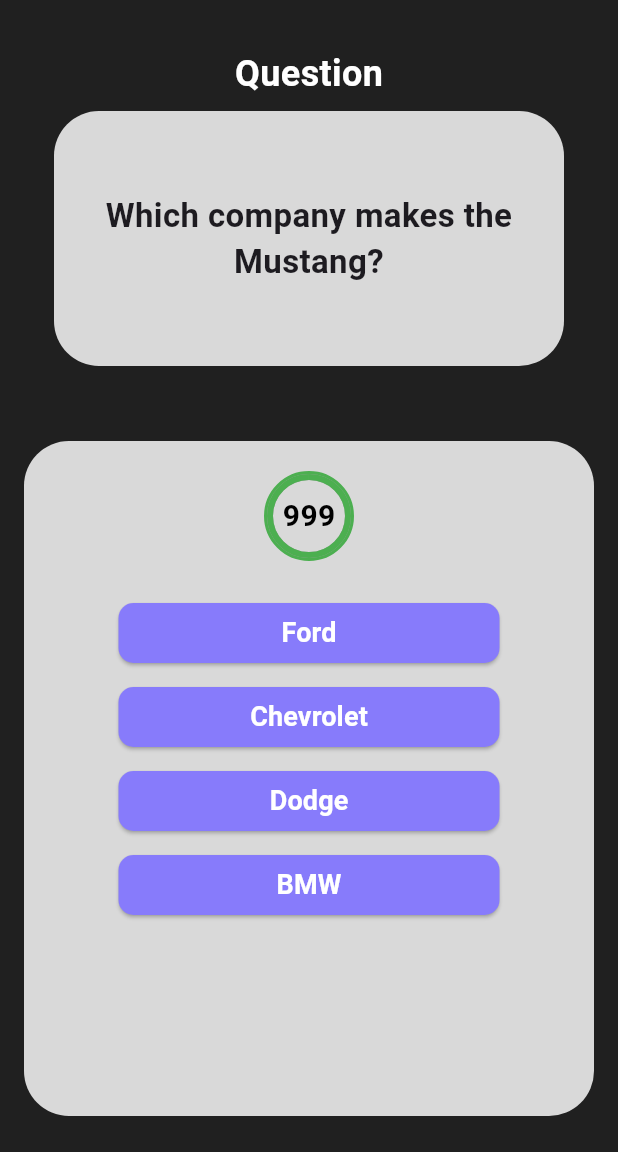
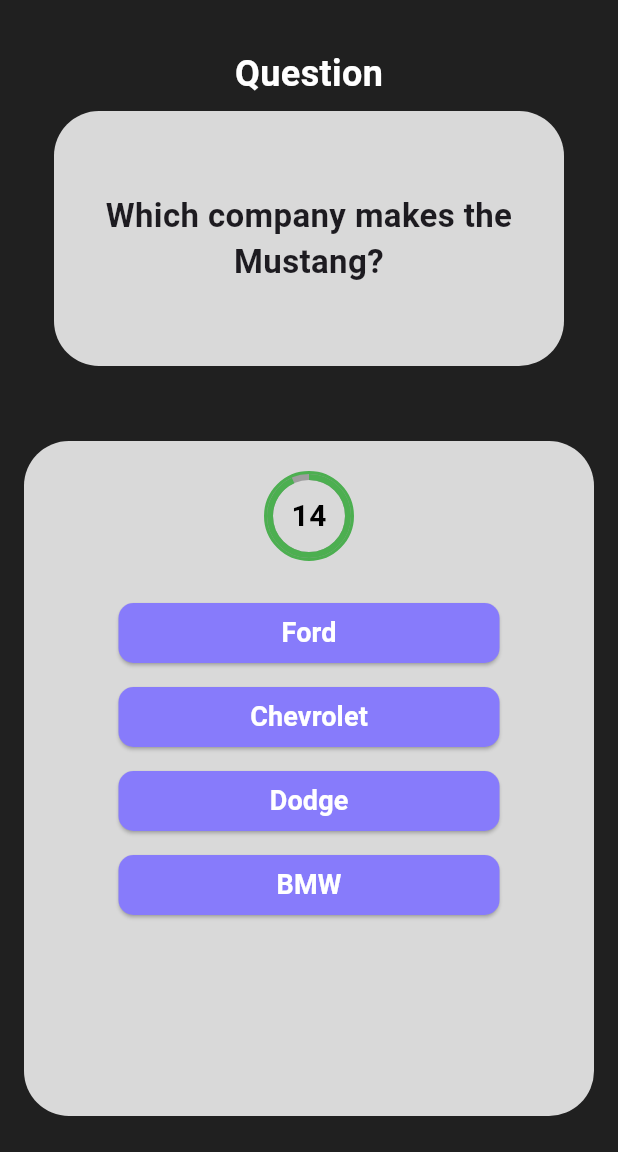
Before and after one commit to jasalhamsak/Quiz-App, a Flutter app: the screen it shows after launch, after a tap on "Cars", on a phone screen of 412 x 824 dp, the part 84-1236 px from its top. Run offline on Flutter 3.47's test engine with Material 3 defaults, Android fonts, the light colour scheme and no system bars; our stand-ins replace confetti.

Commit message:
second Commit

```diff
--- a/lib/Presentation/Quiz Page/Components/questions_data.dart
+++ b/lib/Presentation/Quiz Page/Components/questions_data.dart
@@ -9,6 +9,51 @@
       'question': 'Which country produces Ferrari?',
       'options': ['USA', 'Germany', 'Italy', 'France'],
       'answer': 'Italy'
+    },
+    {
+      'question': 'What is the luxury brand of Toyota?',
+      'options': ['Acura', 'Lexus', 'Infiniti', 'Genesis'],
+      'answer': 'Lexus'
+    },
+    {
+      'question': 'Which car company makes the Civic?',
+      'options': ['Toyota', 'Honda', 'Nissan', 'Mazda'],
+      'answer': 'Honda'
+    },
+    {
+      'question': 'What does "SUV" stand for?',
+      'options': [
+        'Super Utility Vehicle',
+        'Sport Utility Vehicle',
+        'Small Urban Van',
+        'Speed Ultimate Vehicle'
+      ],
+      'answer': 'Sport Utility Vehicle'
+    },
+    {
+      'question': 'Which German brand has the three-pointed star logo?',
+      'options': ['BMW', 'Mercedes-Benz', 'Audi', 'Porsche'],
+      'answer': 'Mercedes-Benz'
+    },
+    {
+      'question': 'What is the best-selling car of all time?',
+      'options': ['Toyota Corolla', 'Volkswagen Beetle', 'Ford Model T', 'Honda Accord'],
+      'answer': 'Toyota Corolla'
+    },
+    {
+      'question': 'Which car brand produces the Supra?',
+      'options': ['Nissan', 'Toyota', 'Honda', 'Mazda'],
+      'answer': 'Toyota'
+    },
+    {
+      'question': 'Which country is Hyundai from?',
+      'options': ['Japan', 'South Korea', 'Germany', 'USA'],
+      'answer': 'South Korea'
+    },
+    {
+      'question': 'What type of fuel do most cars use?',
+      'options': ['Electric', 'Diesel', 'Petrol', 'Hydrogen'],
+      'answer': 'Petrol'
     },
   ],
   'Bikes': [
@@ -22,6 +67,51 @@
       'options': ['Kawasaki H2', 'Suzuki Hayabusa', 'Yamaha R1', 'Honda CBR1000RR'],
       'answer': 'Kawasaki H2'
     },
+    {
+      'question': 'Which company makes the Ninja series of bikes?',
+      'options': ['Honda', 'Yamaha', 'Kawasaki', 'Suzuki'],
+      'answer': 'Kawasaki'
+    },
+    {
+      'question': 'What is the fastest production bike in the world?',
+      'options': ['Suzuki Hayabusa', 'Ducati Panigale V4', 'Kawasaki Ninja H2R', 'BMW S1000RR'],
+      'answer': 'Kawasaki Ninja H2R'
+    },
+    {
+      'question': 'Which bike brand has the tuning fork logo?',
+      'options': ['Yamaha', 'Ducati', 'KTM', 'Honda'],
+      'answer': 'Yamaha'
+    },
+    {
+      'question': 'Which of these is a cruiser bike brand?',
+      'options': ['Harley-Davidson', 'Ducati', 'Yamaha', 'Honda'],
+      'answer': 'Harley-Davidson'
+    },
+    {
+      'question': 'What does ABS stand for in bikes?',
+      'options': [
+        'Automatic Braking System',
+        'Anti-lock Braking System',
+        'Advanced Bike Safety',
+        'Active Balance Support'
+      ],
+      'answer': 'Anti-lock Braking System'
+    },
+    {
+      'question': 'Which brand produces the CBR series?',
+      'options': ['Kawasaki', 'Honda', 'Yamaha', 'Suzuki'],
+      'answer': 'Honda'
+    },
+    {
+      'question': 'Which motorcycle brand is known for adventure bikes?',
+      'options': ['BMW', 'Harley-Davidson', 'Royal Enfield', 'Kawasaki'],
+      'answer': 'BMW'
+    },
+    {
+      'question': 'Which country produces KTM bikes?',
+      'options': ['Germany', 'Austria', 'Italy', 'Japan'],
+      'answer': 'Austria'
+    },
   ],
   'Sports': [
     {
@@ -34,5 +124,45 @@
       'options': ['Basketball', 'Cricket', 'Soccer', 'Tennis'],
       'answer': 'Soccer'
     },
+    {
+      'question': 'What is the national sport of the USA?',
+      'options': ['Basketball', 'Football', 'Baseball', 'Soccer'],
+      'answer': 'Baseball'
+    },
+    {
+      'question': 'How many rings are on the Olympic flag?',
+      'options': ['3', '4', '5', '6'],
+      'answer': '5'
+    },
+    {
+      'question': 'What is the main sport played at Wimbledon?',
+      'options': ['Soccer', 'Tennis', 'Golf', 'Basketball'],
+      'answer': 'Tennis'
+    },
+    {
+      'question': 'How many points is a touchdown worth in American football?',
+      'options': ['3', '6', '7', '10'],
+      'answer': '6'
+    },
+    {
+      'question': 'Which country is famous for sumo wrestling?',
+      'options': ['China', 'Japan', 'Korea', 'Thailand'],
+      'answer': 'Japan'
+    },
+    {
+      'question': 'Which sport uses a shuttlecock?',
+      'options': ['Tennis', 'Squash', 'Badminton', 'Table Tennis'],
+      'answer': 'Badminton'
+    },
+    {
+      'question': 'Which of these is not an Olympic sport?',
+      'options': ['Baseball', 'Cricket', 'Boxing', 'Swimming'],
+      'answer': 'Cricket'
+    },
+    {
+      'question': 'Which sport involves a bat and a wicket?',
+      'options': ['Baseball', 'Cricket', 'Golf', 'Tennis'],
+      'answer': 'Cricket'
+    },
   ],
 };
--- a/lib/Presentation/Quiz Page/QuizPage.dart
+++ b/lib/Presentation/Quiz Page/QuizPage.dart
@@ -21,7 +21,7 @@
 
   int currentQuestionIndex = 0;
   int score = 0;
-  int timer = 1000;
+  int timer = 15;
   late Timer questionTimer;
   bool answered = false;
 
@@ -48,7 +48,7 @@
       questionTimer.cancel();
       setState(() {
         currentQuestionIndex++;
-        timer = timer;
+        timer = 15;
         answered = false;
       });
       startTimer();
```
